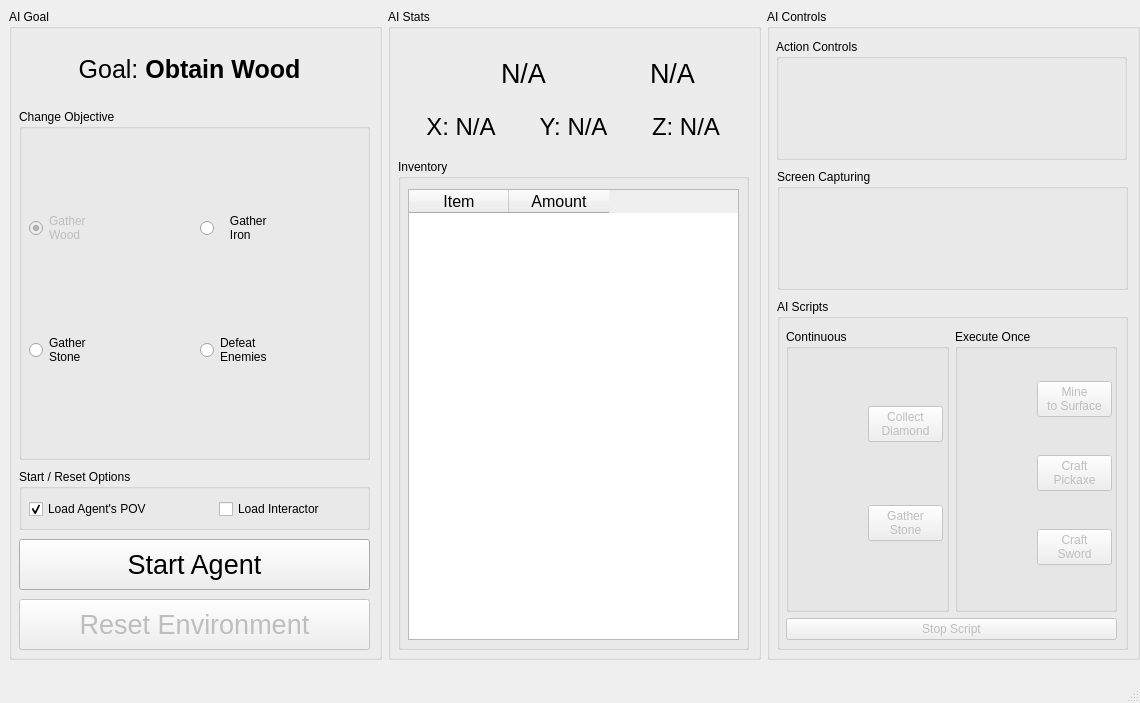
Qt form src/frontend/Designer Files/main_window.ui (lincolnschick/ML4MC) before a commit.
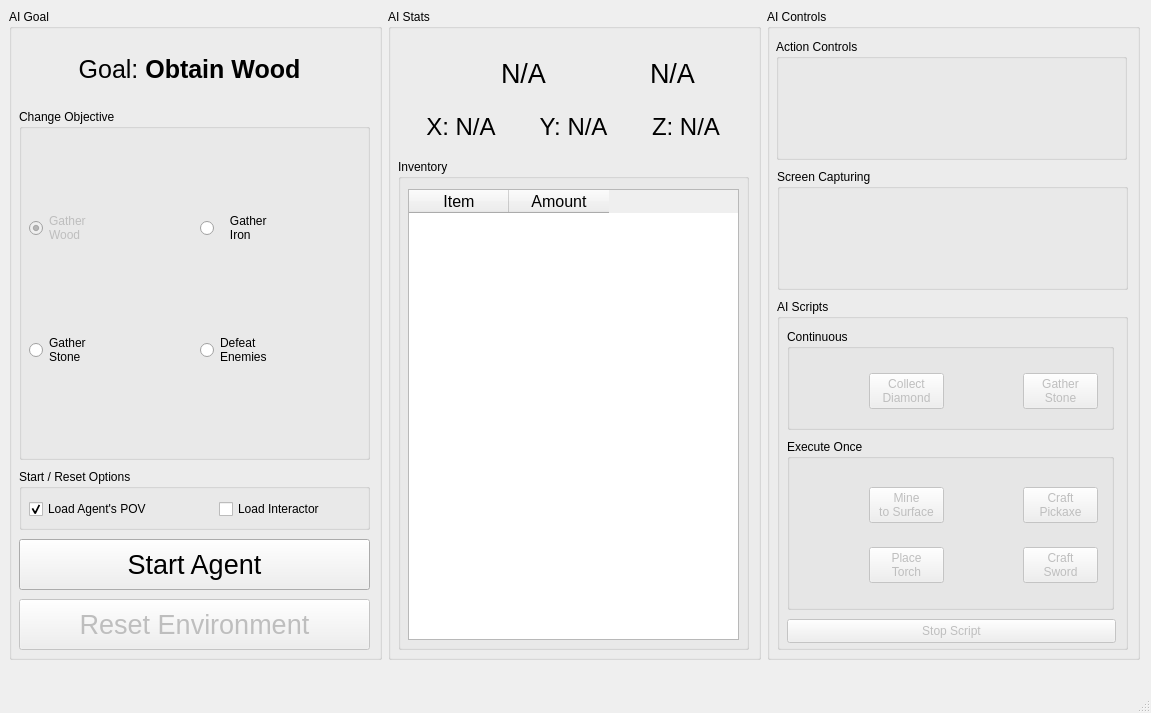
The same form after that commit. Icons and pictures are not drawn.

Commit message: Torch Script Implementation

The edit to the form file:
```diff
--- a/src/frontend/Designer Files/main_window.ui
+++ b/src/frontend/Designer Files/main_window.ui
@@ -7,10 +7,16 @@
    <rect>
     <x>0</x>
     <y>0</y>
-    <width>1140</width>
-    <height>703</height>
+    <width>1151</width>
+    <height>713</height>
    </rect>
   </property>
+  <property name="sizePolicy">
+   <sizepolicy hsizetype="Fixed" vsizetype="Fixed">
+    <horstretch>0</horstretch>
+    <verstretch>0</verstretch>
+   </sizepolicy>
+  </property>
   <property name="windowTitle">
    <string>ML4MC</string>
   </property>
@@ -672,175 +678,90 @@
           <property name="title">
            <string>AI Scripts</string>
           </property>
-          <widget class="QWidget" name="verticalLayoutWidget">
-           <property name="geometry">
-            <rect>
-             <x>9</x>
-             <y>30</y>
-             <width>331</width>
-             <height>311</height>
-            </rect>
-           </property>
-           <layout class="QVBoxLayout" name="verticalLayout_9">
-            <item>
-             <layout class="QHBoxLayout" name="horizontalLayout_6">
-              <item>
-               <widget class="QGroupBox" name="groupBox">
-                <property name="sizePolicy">
-                 <sizepolicy hsizetype="Preferred" vsizetype="Preferred">
-                  <horstretch>0</horstretch>
-                  <verstretch>0</verstretch>
-                 </sizepolicy>
-                </property>
-                <property name="title">
-                 <string>Continuous</string>
-                </property>
-                <widget class="QWidget" name="layoutWidget">
-                 <property name="geometry">
-                  <rect>
-                   <x>10</x>
-                   <y>20</y>
-                   <width>152</width>
-                   <height>251</height>
-                  </rect>
-                 </property>
-                 <layout class="QVBoxLayout" name="verticalLayout_4">
-                  <item>
-                   <layout class="QHBoxLayout" name="horizontalLayout_14">
-                    <item>
-                     <widget class="QLabel" name="diamondIcon">
-                      <property name="enabled">
-                       <bool>true</bool>
-                      </property>
-                      <property name="maximumSize">
-                       <size>
-                        <width>60</width>
-                        <height>60</height>
-                       </size>
-                      </property>
-                      <property name="text">
-                       <string/>
-                      </property>
-                      <property name="pixmap">
-                       <pixmap>../Assets/diamond.png</pixmap>
-                      </property>
-                      <property name="scaledContents">
-                       <bool>false</bool>
-                      </property>
-                      <property name="alignment">
-                       <set>Qt::AlignCenter</set>
-                      </property>
-                     </widget>
-                    </item>
-                    <item>
-                     <widget class="QPushButton" name="diamondScriptButton">
-                      <property name="enabled">
-                       <bool>false</bool>
-                      </property>
-                      <property name="sizePolicy">
-                       <sizepolicy hsizetype="Fixed" vsizetype="Fixed">
-                        <horstretch>0</horstretch>
-                        <verstretch>0</verstretch>
-                       </sizepolicy>
-                      </property>
-                      <property name="maximumSize">
-                       <size>
-                        <width>75</width>
-                        <height>16777215</height>
-                       </size>
-                      </property>
-                      <property name="text">
-                       <string>Collect
-Diamond</string>
-                      </property>
-                      <property name="iconSize">
-                       <size>
-                        <width>50</width>
-                        <height>50</height>
-                       </size>
-                      </property>
-                     </widget>
-                    </item>
-                   </layout>
-                  </item>
-                  <item>
-                   <layout class="QHBoxLayout" name="horizontalLayout_15">
-                    <item>
-                     <widget class="QLabel" name="stoneIcon">
-                      <property name="enabled">
-                       <bool>true</bool>
-                      </property>
-                      <property name="maximumSize">
-                       <size>
-                        <width>60</width>
-                        <height>60</height>
-                       </size>
-                      </property>
-                      <property name="text">
-                       <string/>
-                      </property>
-                      <property name="pixmap">
-                       <pixmap>../Assets/cobble.png</pixmap>
-                      </property>
-                      <property name="scaledContents">
-                       <bool>true</bool>
-                      </property>
-                      <property name="alignment">
-                       <set>Qt::AlignCenter</set>
-                      </property>
-                     </widget>
-                    </item>
-                    <item>
-                     <widget class="QPushButton" name="stoneScriptButton">
-                      <property name="enabled">
-                       <bool>false</bool>
-                      </property>
-                      <property name="sizePolicy">
-                       <sizepolicy hsizetype="Fixed" vsizetype="Fixed">
-                        <horstretch>0</horstretch>
-                        <verstretch>0</verstretch>
-                       </sizepolicy>
-                      </property>
-                      <property name="maximumSize">
-                       <size>
-                        <width>75</width>
-                        <height>16777215</height>
-                       </size>
-                      </property>
-                      <property name="text">
-                       <string>Gather
-Stone</string>
-                      </property>
-                      <property name="iconSize">
-                       <size>
-                        <width>50</width>
-                        <height>50</height>
-                       </size>
-                      </property>
-                     </widget>
-                    </item>
-                   </layout>
-                  </item>
-                 </layout>
-                </widget>
-               </widget>
-              </item>
-              <item>
                <widget class="QGroupBox" name="groupBox_2">
+           <property name="geometry">
+            <rect>
+             <x>10</x>
+             <y>140</y>
+             <width>327</width>
+             <height>171</height>
+            </rect>
+           </property>
                 <property name="title">
                  <string>Execute Once</string>
                 </property>
-                <widget class="QWidget" name="layoutWidget">
+           <widget class="QWidget" name="gridLayoutWidget">
                  <property name="geometry">
                   <rect>
-                   <x>10</x>
-                   <y>20</y>
-                   <width>151</width>
-                   <height>251</height>
-                  </rect>
-                 </property>
-                 <layout class="QVBoxLayout" name="verticalLayout_5">
+              <x>9</x>
+              <y>30</y>
+              <width>311</width>
+              <height>132</height>
+             </rect>
+            </property>
+            <layout class="QGridLayout" name="gridLayout">
+             <item row="0" column="1">
+              <layout class="QHBoxLayout" name="horizontalLayout_11">
                   <item>
+                <widget class="QLabel" name="pickaxeIcon">
+                 <property name="enabled">
+                  <bool>true</bool>
+                 </property>
+                 <property name="maximumSize">
+                  <size>
+                   <width>60</width>
+                   <height>60</height>
+                  </size>
+                 </property>
+                 <property name="text">
+                  <string/>
+                 </property>
+                 <property name="pixmap">
+                  <pixmap>../Assets/Iron_Pickaxe.png</pixmap>
+                 </property>
+                 <property name="scaledContents">
+                  <bool>true</bool>
+                 </property>
+                 <property name="alignment">
+                  <set>Qt::AlignCenter</set>
+                 </property>
+                </widget>
+               </item>
+               <item>
+                <widget class="QPushButton" name="pickaxeScriptButton">
+                 <property name="enabled">
+                  <bool>false</bool>
+                 </property>
+                 <property name="sizePolicy">
+                  <sizepolicy hsizetype="Fixed" vsizetype="Fixed">
+                   <horstretch>0</horstretch>
+                   <verstretch>0</verstretch>
+                  </sizepolicy>
+                 </property>
+                 <property name="maximumSize">
+                  <size>
+                   <width>75</width>
+                   <height>16777215</height>
+                  </size>
+                 </property>
+                 <property name="toolTip">
+                  <string>Will craft the highest tier available.</string>
+                 </property>
+                 <property name="text">
+                  <string>Craft
+Pickaxe</string>
+                 </property>
+                 <property name="iconSize">
+                  <size>
+                   <width>50</width>
+                   <height>50</height>
+                  </size>
+                 </property>
+                </widget>
+               </item>
+              </layout>
+             </item>
+             <item row="0" column="0">
                    <layout class="QHBoxLayout" name="horizontalLayout_10">
                     <item>
                      <widget class="QLabel" name="surfaceIcon">
@@ -898,68 +819,7 @@
                     </item>
                    </layout>
                   </item>
-                  <item>
-                   <layout class="QHBoxLayout" name="horizontalLayout_11">
-                    <item>
-                     <widget class="QLabel" name="pickaxeIcon">
-                      <property name="enabled">
-                       <bool>true</bool>
-                      </property>
-                      <property name="maximumSize">
-                       <size>
-                        <width>60</width>
-                        <height>60</height>
-                       </size>
-                      </property>
-                      <property name="text">
-                       <string/>
-                      </property>
-                      <property name="pixmap">
-                       <pixmap>../Assets/iron_pickaxe.webp</pixmap>
-                      </property>
-                      <property name="scaledContents">
-                       <bool>true</bool>
-                      </property>
-                      <property name="alignment">
-                       <set>Qt::AlignCenter</set>
-                      </property>
-                     </widget>
-                    </item>
-                    <item>
-                     <widget class="QPushButton" name="pickaxeScriptButton">
-                      <property name="enabled">
-                       <bool>false</bool>
-                      </property>
-                      <property name="sizePolicy">
-                       <sizepolicy hsizetype="Fixed" vsizetype="Fixed">
-                        <horstretch>0</horstretch>
-                        <verstretch>0</verstretch>
-                       </sizepolicy>
-                      </property>
-                      <property name="maximumSize">
-                       <size>
-                        <width>75</width>
-                        <height>16777215</height>
-                       </size>
-                      </property>
-                      <property name="toolTip">
-                       <string>Will craft the highest tier available.</string>
-                      </property>
-                      <property name="text">
-                       <string>Craft
-Pickaxe</string>
-                      </property>
-                      <property name="iconSize">
-                       <size>
-                        <width>50</width>
-                        <height>50</height>
-                       </size>
-                      </property>
-                     </widget>
-                    </item>
-                   </layout>
-                  </item>
-                  <item>
+             <item row="1" column="1">
                    <layout class="QHBoxLayout" name="horizontalLayout_12">
                     <item>
                      <widget class="QLabel" name="swordIcon">
@@ -1025,24 +885,236 @@
                     </item>
                    </layout>
                   </item>
-                 </layout>
-                </widget>
-               </widget>
-              </item>
+             <item row="1" column="0">
+              <layout class="QHBoxLayout" name="horizontalLayout_16">
+               <item>
+                <widget class="QLabel" name="torchIcon">
+                 <property name="enabled">
+                  <bool>true</bool>
+                 </property>
+                 <property name="maximumSize">
+                  <size>
+                   <width>60</width>
+                   <height>60</height>
+                  </size>
+                 </property>
+                 <property name="text">
+                  <string/>
+                 </property>
+                 <property name="pixmap">
+                  <pixmap>../Assets/Torch.png</pixmap>
+                 </property>
+                 <property name="scaledContents">
+                  <bool>true</bool>
+                 </property>
+                 <property name="alignment">
+                  <set>Qt::AlignCenter</set>
+                 </property>
+                </widget>
+               </item>
+               <item>
+                <widget class="QPushButton" name="torchScriptButton">
+                 <property name="enabled">
+                  <bool>false</bool>
+                 </property>
+                 <property name="sizePolicy">
+                  <sizepolicy hsizetype="Fixed" vsizetype="Fixed">
+                   <horstretch>0</horstretch>
+                   <verstretch>0</verstretch>
+                  </sizepolicy>
+                 </property>
+                 <property name="maximumSize">
+                  <size>
+                   <width>75</width>
+                   <height>16777215</height>
+                  </size>
+                 </property>
+                 <property name="text">
+                  <string>Place
+Torch</string>
+                 </property>
+                 <property name="iconSize">
+                  <size>
+                   <width>50</width>
+                   <height>50</height>
+                  </size>
+                 </property>
+                </widget>
+               </item>
+              </layout>
+             </item>
+            </layout>
+           </widget>
+          </widget>
+          <widget class="QGroupBox" name="groupBox">
+           <property name="geometry">
+            <rect>
+             <x>10</x>
+             <y>30</y>
+             <width>327</width>
+             <height>101</height>
+            </rect>
+           </property>
+           <property name="sizePolicy">
+            <sizepolicy hsizetype="Preferred" vsizetype="Minimum">
+             <horstretch>0</horstretch>
+             <verstretch>0</verstretch>
+            </sizepolicy>
+           </property>
+           <property name="minimumSize">
+            <size>
+             <width>0</width>
+             <height>0</height>
+            </size>
+           </property>
+           <property name="title">
+            <string>Continuous</string>
+           </property>
+           <widget class="QWidget" name="horizontalLayoutWidget_4">
+            <property name="geometry">
+             <rect>
+              <x>9</x>
+              <y>30</y>
+              <width>311</width>
+              <height>64</height>
+             </rect>
+            </property>
+            <layout class="QHBoxLayout" name="horizontalLayout_13">
+             <item>
+              <layout class="QHBoxLayout" name="horizontalLayout_14">
+               <item>
+                <widget class="QLabel" name="diamondIcon">
+                 <property name="enabled">
+                  <bool>true</bool>
+                 </property>
+                 <property name="maximumSize">
+                  <size>
+                   <width>60</width>
+                   <height>60</height>
+                  </size>
+                 </property>
+                 <property name="text">
+                  <string/>
+                 </property>
+                 <property name="pixmap">
+                  <pixmap>../Assets/Diamond.png</pixmap>
+                 </property>
+                 <property name="scaledContents">
+                  <bool>false</bool>
+                 </property>
+                 <property name="alignment">
+                  <set>Qt::AlignCenter</set>
+                 </property>
+                </widget>
+               </item>
+               <item>
+                <widget class="QPushButton" name="diamondScriptButton">
+                 <property name="enabled">
+                  <bool>false</bool>
+                 </property>
+                 <property name="sizePolicy">
+                  <sizepolicy hsizetype="Fixed" vsizetype="Fixed">
+                   <horstretch>0</horstretch>
+                   <verstretch>0</verstretch>
+                  </sizepolicy>
+                 </property>
+                 <property name="maximumSize">
+                  <size>
+                   <width>75</width>
+                   <height>16777215</height>
+                  </size>
+                 </property>
+                 <property name="text">
+                  <string>Collect
+Diamond</string>
+                 </property>
+                 <property name="iconSize">
+                  <size>
+                   <width>50</width>
+                   <height>50</height>
+                  </size>
+                 </property>
+                </widget>
+               </item>
              </layout>
             </item>
             <item>
+              <layout class="QHBoxLayout" name="horizontalLayout_15">
+               <item>
+                <widget class="QLabel" name="stoneIcon">
+                 <property name="enabled">
+                  <bool>true</bool>
+                 </property>
+                 <property name="maximumSize">
+                  <size>
+                   <width>60</width>
+                   <height>60</height>
+                  </size>
+                 </property>
+                 <property name="text">
+                  <string/>
+                 </property>
+                 <property name="pixmap">
+                  <pixmap>../Assets/Cobblestone.png</pixmap>
+                 </property>
+                 <property name="scaledContents">
+                  <bool>true</bool>
+                 </property>
+                 <property name="alignment">
+                  <set>Qt::AlignCenter</set>
+                 </property>
+                </widget>
+               </item>
+               <item>
+                <widget class="QPushButton" name="stoneScriptButton">
+                 <property name="enabled">
+                  <bool>false</bool>
+                 </property>
+                 <property name="sizePolicy">
+                  <sizepolicy hsizetype="Fixed" vsizetype="Fixed">
+                   <horstretch>0</horstretch>
+                   <verstretch>0</verstretch>
+                  </sizepolicy>
+                 </property>
+                 <property name="maximumSize">
+                  <size>
+                   <width>75</width>
+                   <height>16777215</height>
+                  </size>
+                 </property>
+                 <property name="text">
+                  <string>Gather
+Stone</string>
+                 </property>
+                 <property name="iconSize">
+                  <size>
+                   <width>50</width>
+                   <height>50</height>
+                  </size>
+                 </property>
+                </widget>
+               </item>
+              </layout>
+             </item>
+            </layout>
+           </widget>
+          </widget>
              <widget class="QPushButton" name="stopScriptButton">
               <property name="enabled">
                <bool>false</bool>
               </property>
+           <property name="geometry">
+            <rect>
+             <x>10</x>
+             <y>320</y>
+             <width>329</width>
+             <height>24</height>
+            </rect>
+           </property>
               <property name="text">
                <string>Stop Script</string>
               </property>
              </widget>
-            </item>
-           </layout>
-          </widget>
          </widget>
         </widget>
        </item>
```
Left out of the diff: 30 changed lines with no effect on the pictures. Lines whose indentation alone changed are shown as unchanged. The commit also changes 23 other files.
